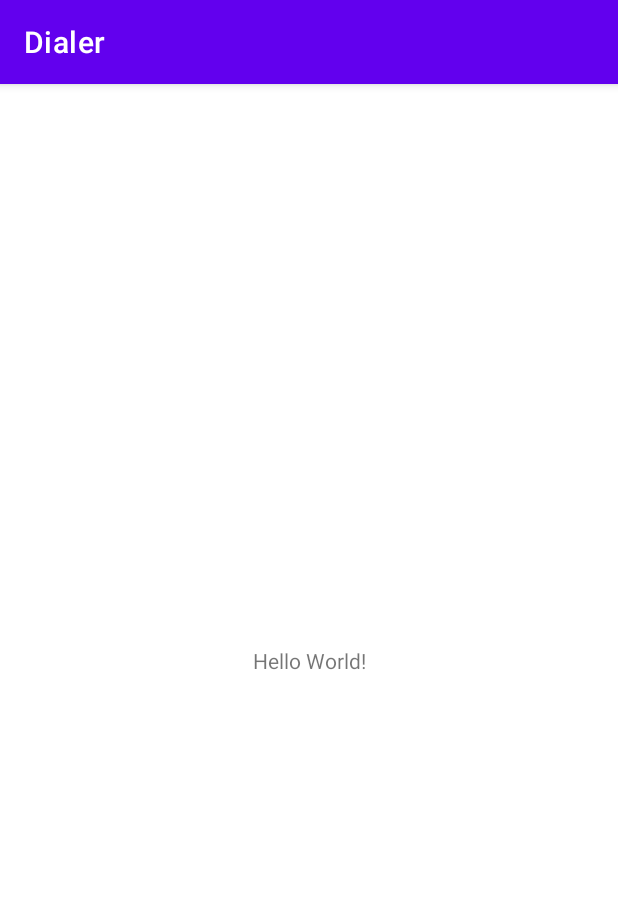
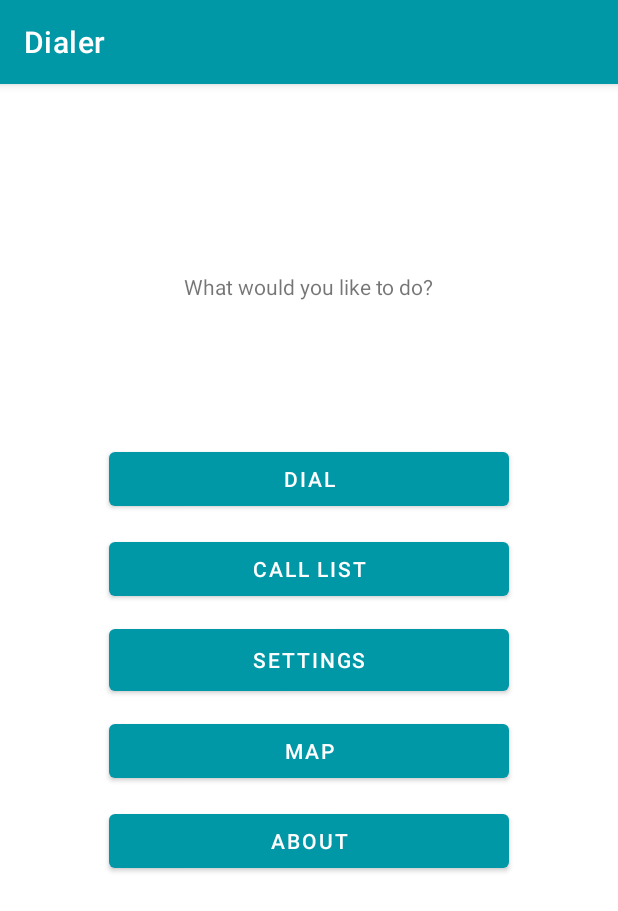
Before and after one commit to Fredriish/Android-university-project, an Android app: the screen it shows after launch (MainActivity), on a phone screen of 412 x 824 dp. Shown: the top 911 px of the screen. Run offline under Robolectric (Android 15) with nearby library versions, the phone set to English and light mode, and no system bars.

Commit message:
Lagt till knappar och andrat theme.

```diff
--- a/app/src/main/res/layout/activity_main.xml
+++ b/app/src/main/res/layout/activity_main.xml
@@ -6,13 +6,64 @@
     android:layout_height="match_parent"
     tools:context=".MainActivity">
 
+    <Button
+        android:id="@+id/settingsButton"
+        android:layout_width="@dimen/OptionWidth"
+        android:layout_height="53dp"
+        android:text="@string/settings"
+        app:layout_constraintBottom_toBottomOf="parent"
+        app:layout_constraintEnd_toEndOf="parent"
+        app:layout_constraintStart_toStartOf="parent"
+        app:layout_constraintTop_toTopOf="parent" />
+
+    <Button
+        android:id="@+id/callListButton"
+        android:layout_width="@dimen/OptionWidth"
+        android:layout_height="wrap_content"
+        android:layout_marginBottom="10dp"
+        android:text="@string/callList"
+        app:layout_constraintBottom_toTopOf="@+id/settingsButton"
+        app:layout_constraintEnd_toEndOf="parent"
+        app:layout_constraintStart_toStartOf="parent" />
+
+    <Button
+        android:id="@+id/dialButton"
+        android:layout_width="@dimen/OptionWidth"
+        android:layout_height="wrap_content"
+        android:layout_marginBottom="70dp"
+        android:text="@string/dial"
+        app:layout_constraintBottom_toTopOf="@+id/settingsButton"
+        app:layout_constraintEnd_toEndOf="parent"
+        app:layout_constraintStart_toStartOf="parent" />
+
+    <Button
+        android:id="@+id/mapButton"
+        android:layout_width="@dimen/OptionWidth"
+        android:layout_height="wrap_content"
+        android:layout_marginTop="10dp"
+        android:text="@string/map"
+        app:layout_constraintEnd_toEndOf="parent"
+        app:layout_constraintStart_toStartOf="parent"
+        app:layout_constraintTop_toBottomOf="@+id/settingsButton" />
+
+    <Button
+        android:id="@+id/aboutButton"
+        android:layout_width="@dimen/OptionWidth"
+        android:layout_height="wrap_content"
+        android:layout_marginTop="70dp"
+        android:text="@string/about"
+        app:layout_constraintEnd_toEndOf="parent"
+        app:layout_constraintStart_toStartOf="parent"
+        app:layout_constraintTop_toBottomOf="@+id/settingsButton" />
+
     <TextView
+        android:id="@+id/welcomeText"
         android:layout_width="wrap_content"
         android:layout_height="wrap_content"
-        android:text="Hello World!"
-        app:layout_constraintBottom_toBottomOf="parent"
-        app:layout_constraintLeft_toLeftOf="parent"
-        app:layout_constraintRight_toRightOf="parent"
+        android:layout_marginTop="125dp"
+        android:text="@string/welcomeText"
+        app:layout_constraintEnd_toEndOf="parent"
+        app:layout_constraintStart_toStartOf="parent"
         app:layout_constraintTop_toTopOf="parent" />
 
 </androidx.constraintlayout.widget.ConstraintLayout>
--- a/app/src/main/res/values/colors.xml
+++ b/app/src/main/res/values/colors.xml
@@ -7,4 +7,12 @@
     <color name="teal_700">#FF018786</color>
     <color name="black">#FF000000</color>
     <color name="white">#FFFFFFFF</color>
+
+    <color name="blue">#0097a7</color>
+    <color name="blue_light">#56c8d8</color>
+    <color name="blue_dark">#006978</color>
+
+    <color name="green">#388e3c</color>
+    <color name="green_light">#6abf69</color>
+    <color name="green_dark">#00600f</color>
 </resources>
--- /dev/null
+++ b/app/src/main/res/values/dimens.xml
@@ -0,0 +1,4 @@
+<?xml version="1.0" encoding="utf-8"?>
+<resources>
+    <dimen name="OptionWidth">400px</dimen>
+</resources>
--- a/app/src/main/res/values/strings.xml
+++ b/app/src/main/res/values/strings.xml
@@ -1,3 +1,9 @@
 <resources>
     <string name="app_name">Dialer</string>
+    <string name="settings">SETTINGS</string>
+    <string name="callList">CALL LIST</string>
+    <string name="dial">DIAL</string>
+    <string name="map">MAP</string>
+    <string name="about">ABOUT</string>
+    <string name="welcomeText">What would you like to do?</string>
 </resources>
--- a/app/src/main/res/values/themes.xml
+++ b/app/src/main/res/values/themes.xml
@@ -2,12 +2,12 @@
     <!-- Base application theme. -->
     <style name="Theme.Dialer" parent="Theme.MaterialComponents.DayNight.DarkActionBar">
         <!-- Primary brand color. -->
-        <item name="colorPrimary">@color/purple_500</item>
-        <item name="colorPrimaryVariant">@color/purple_700</item>
+        <item name="colorPrimary">@color/blue</item>
+        <item name="colorPrimaryVariant">@color/blue_dark</item>
         <item name="colorOnPrimary">@color/white</item>
         <!-- Secondary brand color. -->
-        <item name="colorSecondary">@color/teal_200</item>
-        <item name="colorSecondaryVariant">@color/teal_700</item>
+        <item name="colorSecondary">@color/green</item>
+        <item name="colorSecondaryVariant">@color/green_dark</item>
         <item name="colorOnSecondary">@color/black</item>
         <!-- Status bar color. -->
         <item name="android:statusBarColor" tools:targetApi="l">?attr/colorPrimaryVariant</item>
```
